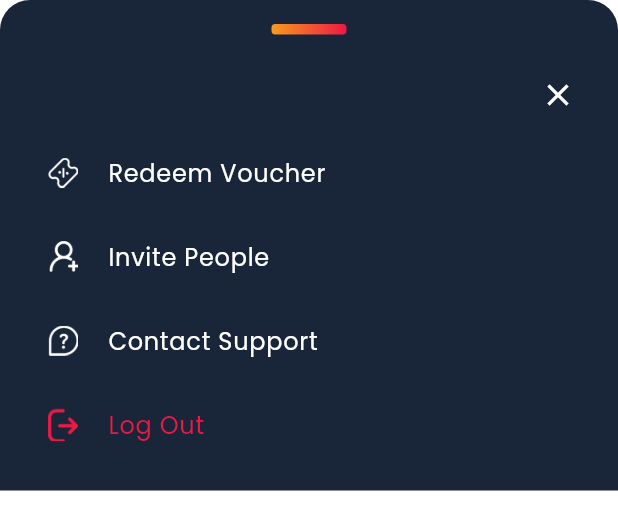
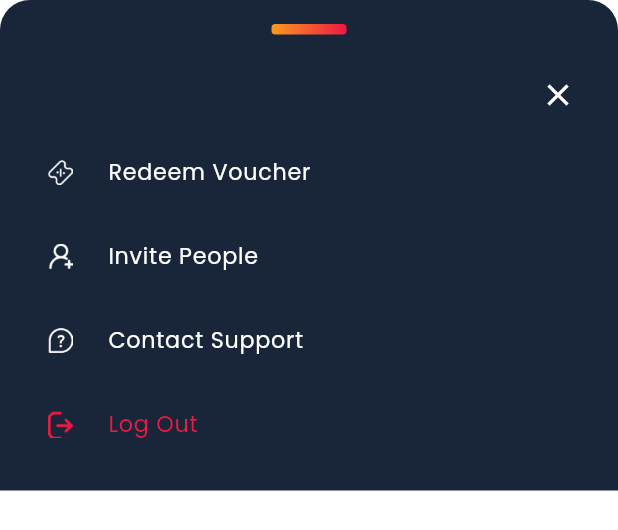
Before and after one commit to TalentKingPython/stream_rate, a Flutter app: the CustomBottomSheet widget shown alone on an empty page, opened directly, on a phone screen of 412 x 824 dp. Shown: the top 530 px of the screen. Run offline on Flutter 3.47's test engine with Material 3 defaults, Android fonts, the phone set to English and light mode, and no system bars; our stand-ins replace camera, carousel_slider, device_preview, dots_indicator, flutter_svg, google_fonts and 3 more; missing offline and left inert: barcode, slider_captcha; accounts and stored records are empty; project files that could hold a hidden picture were left out.

Commit message:
update simple UI

```diff
--- a/lib/screens/home/home.dart
+++ b/lib/screens/home/home.dart
@@ -1,5 +1,3 @@
-import 'dart:ui';
-
 import 'package:camera/camera.dart';
 import 'package:flutter/material.dart';
 import 'package:permission_handler/permission_handler.dart';
@@ -199,6 +197,10 @@ class HomeState extends State<Home> {
                           showModalBottomSheet(
                             context: context,
                             backgroundColor: darkblue,
+                            shape: const RoundedRectangleBorder(
+                              borderRadius:
+                                  BorderRadius.all(Radius.circular(20)),
+                            ),
                             builder: (context) => const CustomBottomSheet(),
                           );
                         },
@@ -234,17 +236,7 @@ class CustomBottomSheet extends StatelessWidget {
 
   @override
   Widget build(BuildContext context) {
-    return Stack(
-      children: [
-        // Blurred background
-        BackdropFilter(
-          filter: ImageFilter.blur(sigmaX: 7, sigmaY: 7),
-          child: Container(
-            height: 80,
-          ),
-        ),
-        // Bottom sheet content
-        Container(
+    return Container(
       padding: const EdgeInsets.all(16),
       decoration: const BoxDecoration(
         color: darkblue,
@@ -271,49 +263,45 @@ class CustomBottomSheet extends StatelessWidget {
           Align(
             alignment: Alignment.topRight,
             child: IconButton(
-                  icon: const Icon(Icons.close, color: Colors.white),
+              icon: const Icon(Icons.close, color: colorWhite),
               onPressed: () {
                 Navigator.pop(context);
               },
             ),
           ),
           ListTile(
-                leading: Image.asset(
-                  AppImageAsset.voucherwhite,
-                  width: 20,
-                ),
-                title: const TextWithPoppins(
+            leading: Image.asset(AppImageAsset.voucherwhite,
+                width: deviceHeight * .020),
+            title: TextWithPoppins(
               text: 'Redeem Voucher',
               align: TextAlign.start,
               color: colorWhite,
-                  size: 16,
+              size: deviceHeight * .018,
               weight: FontWeight.normal,
             ),
             onTap: () => openScreenWithResult(context, const Voucher()),
           ),
           ListTile(
-                  leading: Image.asset(
-                    AppImageAsset.invite,
-                    width: 20,
-                  ),
-                  title: const TextWithPoppins(
+              leading:
+                  Image.asset(AppImageAsset.invite, width: deviceHeight * .020),
+              title: TextWithPoppins(
                 text: 'Invite People',
                 align: TextAlign.start,
                 color: colorWhite,
-                    size: 16,
+                size: deviceHeight * .018,
                 weight: FontWeight.normal,
               ),
               onTap: () => openScreenWithResult(context, const Invite())),
           ListTile(
             leading: Image.asset(
               AppImageAsset.contact,
-                  width: 20,
+              width: deviceHeight * .020,
             ),
-                title: const TextWithPoppins(
+            title: TextWithPoppins(
               text: 'Contact Support',
               align: TextAlign.start,
               color: colorWhite,
-                  size: 16,
+              size: deviceHeight * .018,
               weight: FontWeight.normal,
             ),
             onTap: () {
@@ -324,13 +312,13 @@ class CustomBottomSheet extends StatelessWidget {
             leading: Image.asset(
               AppImageAsset.logout,
               color: onBoardingRed,
-                  width: 20,
+              width: deviceHeight * .020,
             ),
-                title: const TextWithPoppins(
+            title: TextWithPoppins(
               text: 'Log Out',
               align: TextAlign.start,
               color: onBoardingRed,
-                  size: 16,
+              size: deviceHeight * .018,
               weight: FontWeight.normal,
             ),
             onTap: () {
@@ -339,8 +327,6 @@ class CustomBottomSheet extends StatelessWidget {
           ),
         ],
       ),
-        ),
-      ],
     );
   }
 }
--- a/lib/screens/voucher/voucher.dart
+++ b/lib/screens/voucher/voucher.dart
@@ -85,7 +85,7 @@ class VoucherState extends State<Voucher> {
                       textAlign: TextAlign.center,
                       style: GoogleFonts.poppins(
                         color: colorWhite,
-                        fontSize: deviceHeight * 0.030,
+                        fontSize: deviceHeight * 0.025,
                       ),
                     ),
                   ),
@@ -97,7 +97,7 @@ class VoucherState extends State<Voucher> {
                       textAlign: TextAlign.center,
                       style: GoogleFonts.poppins(
                         color: colorWhite,
-                        fontSize: deviceHeight * 0.024,
+                        fontSize: deviceHeight * 0.018,
                       ),
                     ),
                   ),
```
Also changed, not shown: lib/screens/favourite/favourite.dart (+7 -7 lines), lib/screens/history/history.dart (+11 -11 lines), lib/screens/profile/profile.dart (+10 -10 lines), lib/screens/subscription/subscription_third.dart (+5 -4 lines). Lines whose indentation alone changed are shown as unchanged.
